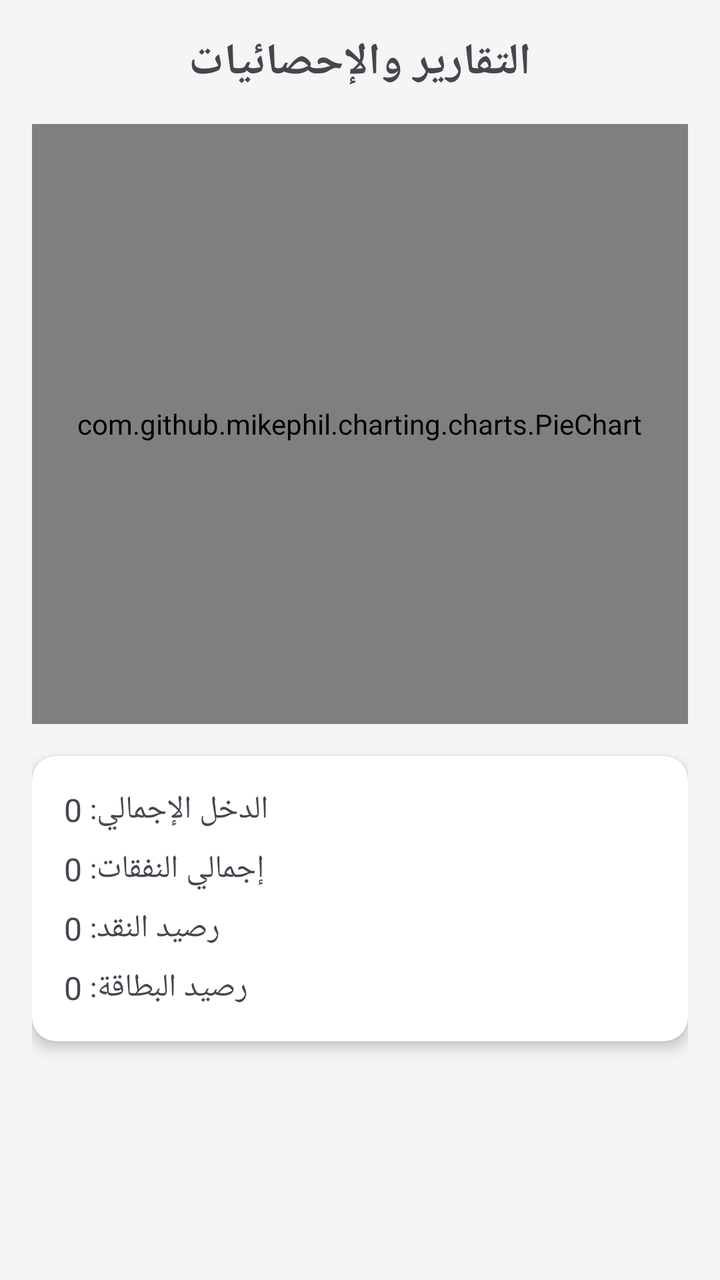
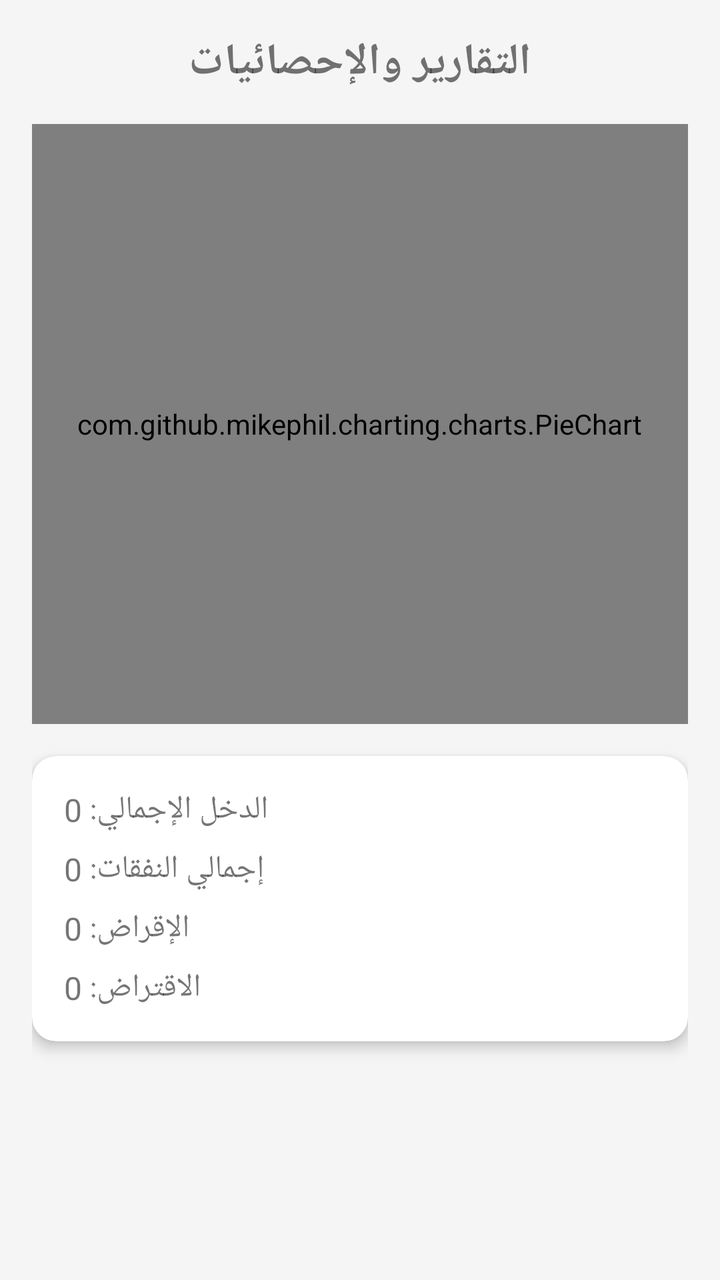

The first picture is an Android layout as it rendered before a commit; the second is the same layout after the commit. The layout source and the unified diff follow.
<!-- AndroidManifest.xml: application theme Theme.Sijillati -->
<!-- res/layout/activity_reports.xml -->
<?xml version="1.0" encoding="utf-8"?>
<ScrollView xmlns:android="http://schemas.android.com/apk/res/android"
    xmlns:app="http://schemas.android.com/apk/res-auto" android:layout_width="match_parent" android:layout_height="match_parent" android:fillViewport="true" android:background="@color/background">
    <LinearLayout android:layout_width="match_parent" android:layout_height="wrap_content" android:orientation="vertical" android:padding="16dp">
        <TextView android:layout_width="wrap_content" android:layout_height="wrap_content" android:layout_gravity="center" android:text="التقارير والإحصائيات" android:textSize="22sp" android:textStyle="bold" />
        <com.github.mikephil.charting.charts.PieChart android:id="@+id/pieChart" android:layout_width="match_parent" android:layout_height="300dp" android:layout_marginTop="16dp" />
        <androidx.cardview.widget.CardView android:layout_width="match_parent" android:layout_height="wrap_content" android:layout_marginTop="16dp" app:cardCornerRadius="12dp" app:cardElevation="4dp">
            <LinearLayout android:layout_width="match_parent" android:layout_height="wrap_content" android:orientation="vertical" android:padding="16dp">
                <TextView android:id="@+id/tvTotalIncome" android:layout_width="wrap_content" android:layout_height="wrap_content" android:layout_gravity="end" android:text="الدخل الإجمالي: 0" android:textSize="16sp" />
                <TextView android:id="@+id/tvTotalExpense" android:layout_width="wrap_content" android:layout_height="wrap_content" android:layout_gravity="end" android:layout_marginTop="8dp" android:text="إجمالي النفقات: 0" android:textSize="16sp" />
                <TextView android:id="@+id/tvTotalLent" android:layout_width="wrap_content" android:layout_height="wrap_content" android:layout_gravity="end" android:layout_marginTop="8dp" android:text="رصيد النقد: 0" android:textSize="16sp" />
                <TextView android:id="@+id/tvTotalBorrowed" android:layout_width="wrap_content" android:layout_height="wrap_content" android:layout_gravity="end" android:layout_marginTop="8dp" android:text="رصيد البطاقة: 0" android:textSize="16sp" />
            </LinearLayout>
        </androidx.cardview.widget.CardView>
    </LinearLayout>
</ScrollView>
<!-- resources referenced by this layout -->
<resources>
  <color name="background">#F5F5F5</color>
  <style name="Theme.Sijillati" parent="Theme.Material3.Light.NoActionBar">
          <item name="colorPrimary">@color/primary</item>
          <item name="colorPrimaryDark">@color/primary_dark</item>
          <item name="colorAccent">@color/accent</item>
          <item name="android:windowBackground">@color/background</item>
          <item name="android:textDirection">rtl</item>
          <item name="android:layoutDirection">rtl</item>
      </style>
  <color name="primary">#1A237E</color>
  <color name="primary_dark">#0D1642</color>
  <color name="accent">#1976D2</color>
</resources>

<!-- the commit's change to res/layout/activity_reports.xml (unified diff, before → after) -->
@@ -1,6 +1,5 @@
 <?xml version="1.0" encoding="utf-8"?>
-<ScrollView xmlns:android="http://schemas.android.com/apk/res/android"
-    xmlns:app="http://schemas.android.com/apk/res-auto" android:layout_width="match_parent" android:layout_height="match_parent" android:fillViewport="true" android:background="@color/background">
+<ScrollView xmlns:android="http://schemas.android.com/apk/res/android" xmlns:app="http://schemas.android.com/apk/res-auto" android:layout_width="match_parent" android:layout_height="match_parent" android:fillViewport="true" android:background="@color/background">
     <LinearLayout android:layout_width="match_parent" android:layout_height="wrap_content" android:orientation="vertical" android:padding="16dp">
         <TextView android:layout_width="wrap_content" android:layout_height="wrap_content" android:layout_gravity="center" android:text="التقارير والإحصائيات" android:textSize="22sp" android:textStyle="bold" />
         <com.github.mikephil.charting.charts.PieChart android:id="@+id/pieChart" android:layout_width="match_parent" android:layout_height="300dp" android:layout_marginTop="16dp" />
@@ -8,8 +7,8 @@
             <LinearLayout android:layout_width="match_parent" android:layout_height="wrap_content" android:orientation="vertical" android:padding="16dp">
                 <TextView android:id="@+id/tvTotalIncome" android:layout_width="wrap_content" android:layout_height="wrap_content" android:layout_gravity="end" android:text="الدخل الإجمالي: 0" android:textSize="16sp" />
                 <TextView android:id="@+id/tvTotalExpense" android:layout_width="wrap_content" android:layout_height="wrap_content" android:layout_gravity="end" android:layout_marginTop="8dp" android:text="إجمالي النفقات: 0" android:textSize="16sp" />
-                <TextView android:id="@+id/tvTotalLent" android:layout_width="wrap_content" android:layout_height="wrap_content" android:layout_gravity="end" android:layout_marginTop="8dp" android:text="رصيد النقد: 0" android:textSize="16sp" />
-                <TextView android:id="@+id/tvTotalBorrowed" android:layout_width="wrap_content" android:layout_height="wrap_content" android:layout_gravity="end" android:layout_marginTop="8dp" android:text="رصيد البطاقة: 0" android:textSize="16sp" />
+                <TextView android:id="@+id/tvTotalLent" android:layout_width="wrap_content" android:layout_height="wrap_content" android:layout_gravity="end" android:layout_marginTop="8dp" android:text="الإقراض: 0" android:textSize="16sp" />
+                <TextView android:id="@+id/tvTotalBorrowed" android:layout_width="wrap_content" android:layout_height="wrap_content" android:layout_gravity="end" android:layout_marginTop="8dp" android:text="الاقتراض: 0" android:textSize="16sp" />
             </LinearLayout>
         </androidx.cardview.widget.CardView>
     </LinearLayout>
<!-- resource entries referenced after the edit -->
@@ -1,7 +1,7 @@
 <!-- resources referenced by this layout -->
 <resources>
   <color name="background">#F5F5F5</color>
-  <style name="Theme.Sijillati" parent="Theme.Material3.Light.NoActionBar">
+  <style name="Theme.Sijillati" parent="Theme.AppCompat.Light.NoActionBar">
           <item name="colorPrimary">@color/primary</item>
           <item name="colorPrimaryDark">@color/primary_dark</item>
           <item name="colorAccent">@color/accent</item>
